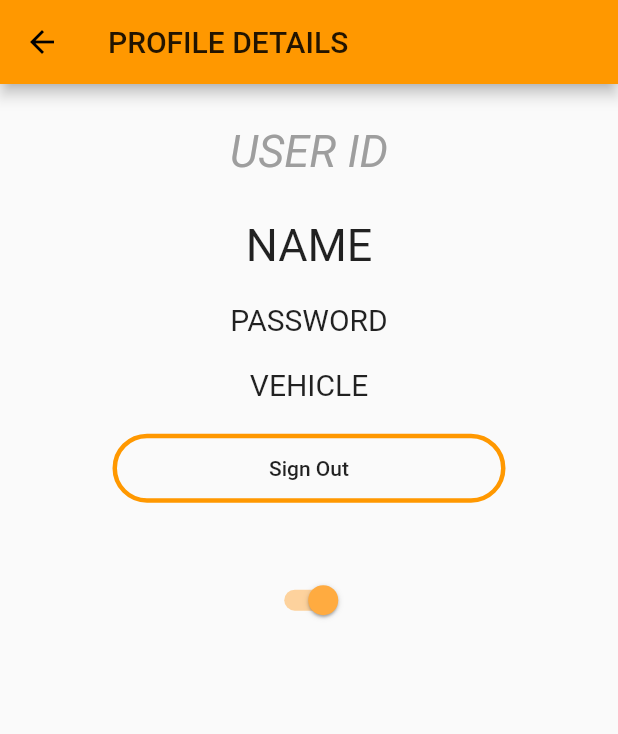
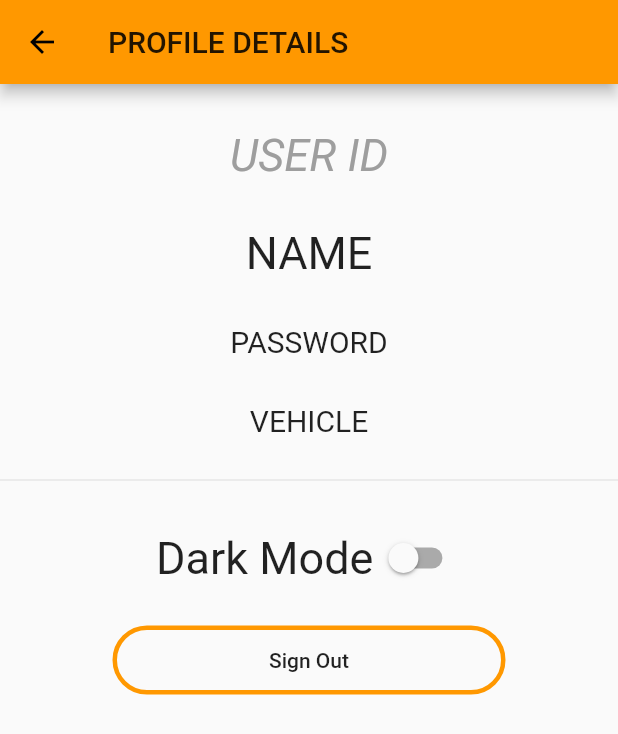
Before and after one commit to g2nik/odisend, a Flutter app: the ProfileDetails screen opened directly, on a phone screen of 412 x 824 dp. Shown: the top 734 px of the screen. Run offline on Flutter 3.47's test engine with Material 2 defaults, Android fonts, the phone set to English and light mode, and no system bars; our stand-ins replace adaptive_theme, firebase_auth, firebase_core, google_sign_in, shared_preferences; accounts and stored records are empty; network calls fail.

```diff
--- a/odisend/lib/main.dart
+++ b/odisend/lib/main.dart
@@ -2,7 +2,7 @@ import 'package:flutter/material.dart';
 import 'package:firebase_core/firebase_core.dart';
 import 'package:adaptive_theme/adaptive_theme.dart';
 import 'package:odisend/access.dart';
-import 'package:odisend/pages/home.dart';
+import 'package:odisend/pages/orders.dart';
 
 Future main() async {
   WidgetsFlutterBinding.ensureInitialized();
@@ -33,7 +33,7 @@ class OdisendApp extends StatelessWidget {
         initialRoute: "/",
         routes: {
           "/": (BuildContext context) => Access(),
-          "/home": (BuildContext context) => Home(),
+          "/home": (BuildContext context) => Orders(),
         }
       )
     );
--- a/odisend/lib/pages/profile_details.dart
+++ b/odisend/lib/pages/profile_details.dart
@@ -7,7 +7,8 @@ class ProfileDetails extends StatefulWidget {
 
   final GoogleSignInProvider googleProvider;
 
-  @override _ProfileDetailsState createState() => _ProfileDetailsState();
+  @override
+  _ProfileDetailsState createState() => _ProfileDetailsState();
 }
 
 class _ProfileDetailsState extends State<ProfileDetails> {
@@ -18,29 +19,49 @@ class _ProfileDetailsState extends State<ProfileDetails> {
       ),
       body: ListView(
         children: [
-          SizedBox(height: MediaQuery.of(context).size.height / 30),
+          SizedBox(height: 30),
           Text(
             "USER ID",
             textAlign: TextAlign.center,
             style: TextStyle(fontSize: 30, color: Colors.grey, fontStyle: FontStyle.italic),
           ),
-          SizedBox(height: MediaQuery.of(context).size.height / 30),
+          SizedBox(height: 30),
           Text(
             "NAME",
             textAlign: TextAlign.center,
             style: TextStyle(fontSize: 30),
           ),
-          SizedBox(height: MediaQuery.of(context).size.height / 40),
+          SizedBox(height: 30),
           Text(
             "PASSWORD",
             textAlign: TextAlign.center,
             style: TextStyle(fontSize: 20),
           ),
-          SizedBox(height: MediaQuery.of(context).size.height / 40),
+          SizedBox(height: 30),
           Text(
             "VEHICLE",
             textAlign: TextAlign.center,
             style: TextStyle(fontSize: 20),
+          ),
+          SizedBox(height: 20),
+          Divider(),
+          SizedBox(height: 20),
+          Row(
+            mainAxisAlignment: MainAxisAlignment.center,
+            children: [
+              Text(
+                "Dark Mode",
+                textAlign: TextAlign.center,
+                style: TextStyle(fontSize: 30),
+              ),
+              Switch(
+                activeColor: Colors.orangeAccent,
+                value: AdaptiveTheme.of(context).mode != AdaptiveThemeMode.light,
+                onChanged: (bool value) {
+                  setState(() => AdaptiveTheme.of(context).toggleThemeMode());
+                },
+              ),
+            ],
           ),
           Padding(
             padding: const EdgeInsets.symmetric(horizontal: 75, vertical: 20),
@@ -56,16 +77,6 @@ class _ProfileDetailsState extends State<ProfileDetails> {
               Navigator.pop(context);
             }),
           ),
-
-          Padding(
-            padding: const EdgeInsets.symmetric(horizontal: 150, vertical: 20),
-            child: Switch(
-              value: AdaptiveTheme.of(context).mode == AdaptiveThemeMode.light,
-              onChanged: (bool value) {
-                setState(() => AdaptiveTheme.of(context).toggleThemeMode());
-              },
-            ),
-          )
         ],
       ),
     );
```
Also changed, not shown: odisend/lib/access.dart (+18 -4 lines), odisend/lib/models/order.dart (+11 -10 lines), odisend/lib/models/user.dart (+15 -3 lines), odisend/lib/pages/home.dart (deleted, +0 -74 lines), odisend/lib/pages/order_details.dart (+30 -11 lines), odisend/lib/pages/orders.dart (added, +100 -0 lines), odisend/lib/services/api.dart (+19 -11 lines), odisend/lib/services/googleSingInProvider.dart (+8 -1 lines).
